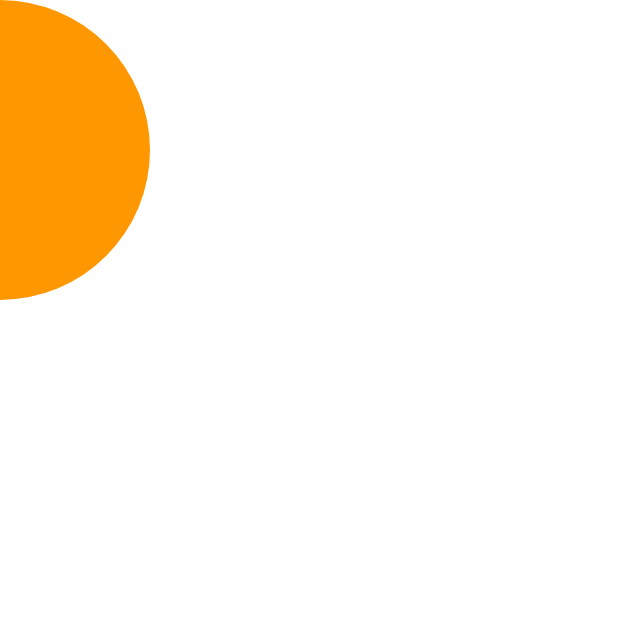
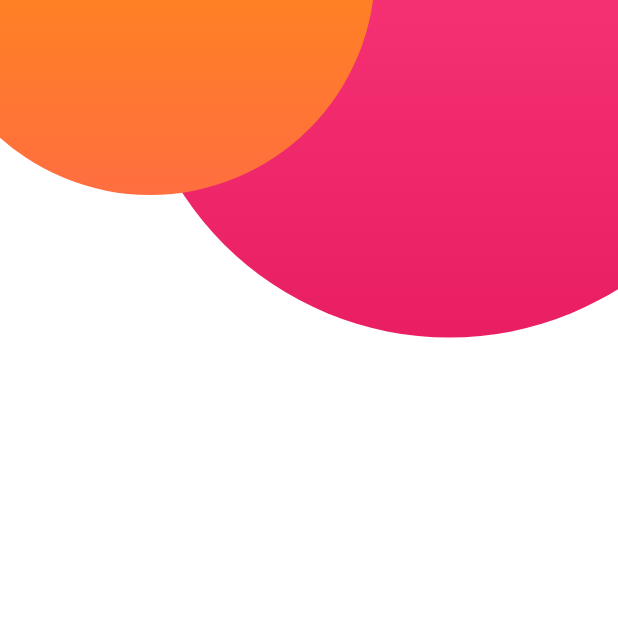
Before and after one commit to EdgarLS7/nuevoYoutube, a Flutter app: the screen it shows after launch, on a phone screen of 412 x 824 dp, the top half of it. Run offline on Flutter 3.47's test engine with Material 2 defaults, Android fonts, the light colour scheme and no system bars.

Commit message:
Ãparte 3 hecha Darwin Morocho

```diff
--- a/lib/screens/home_screen.dart
+++ b/lib/screens/home_screen.dart
@@ -17,13 +17,29 @@ class _HomeScreenState extends State<HomeScreen> {
         height: double.infinity,
         color: Colors.white,
         child: Stack(
-          children: [
+          children:  [
             Positioned(
-              left: -100,
+              top: -200,
+              right: -100,
               child: CirculoFondo(
-                size: 200
+                colors: const [
+                  Colors.pinkAccent,
+                  Colors.pink,
+                ],
+                size: 425
               ),
-            )
+            ),
+            Positioned(
+              top: -170,
+              left: -50,
+              child: CirculoFondo(
+                colors: const [
+                  Colors.orange,
+                  Colors.deepOrangeAccent
+                ],
+                size: 300
+              ),
+            ),
           ],
         ),
       ),
--- a/lib/widgets/circulo_fondo.dart
+++ b/lib/widgets/circulo_fondo.dart
@@ -1,10 +1,15 @@
+import 'dart:io';
+
 import 'package:flutter/material.dart';
 
 class CirculoFondo extends StatelessWidget {
 
   final double size;
-  const CirculoFondo({Key? key, required this.size})
+  final List<Color> colors;
+
+  const CirculoFondo({Key? key, required this.size, required this.colors})
   : assert (size != null && size > 0 ),
+    assert (colors != null && colors.length >= 2 ),
     super(key: key);
 
   @override
@@ -12,9 +17,13 @@ class CirculoFondo extends StatelessWidget {
     return Container(
       width: size,
       height: size,
-      decoration: BoxDecoration(
-        color: Colors.orange,
-        shape: BoxShape.circle
+      decoration:  BoxDecoration(
+        shape: BoxShape.circle,
+        gradient: LinearGradient(
+          colors: colors,
+          begin: Alignment.topCenter,
+          end: Alignment.bottomCenter
+        )
       ),
     );
   }
```
